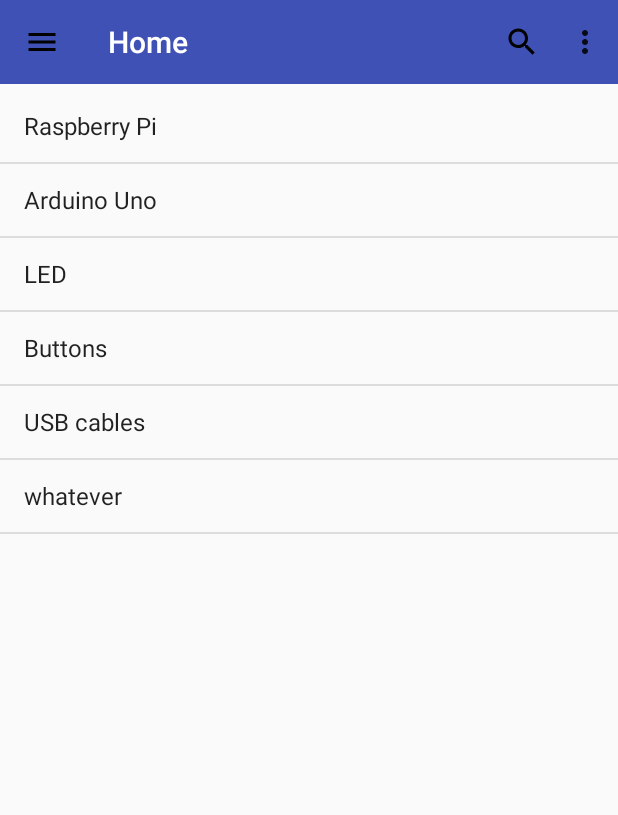
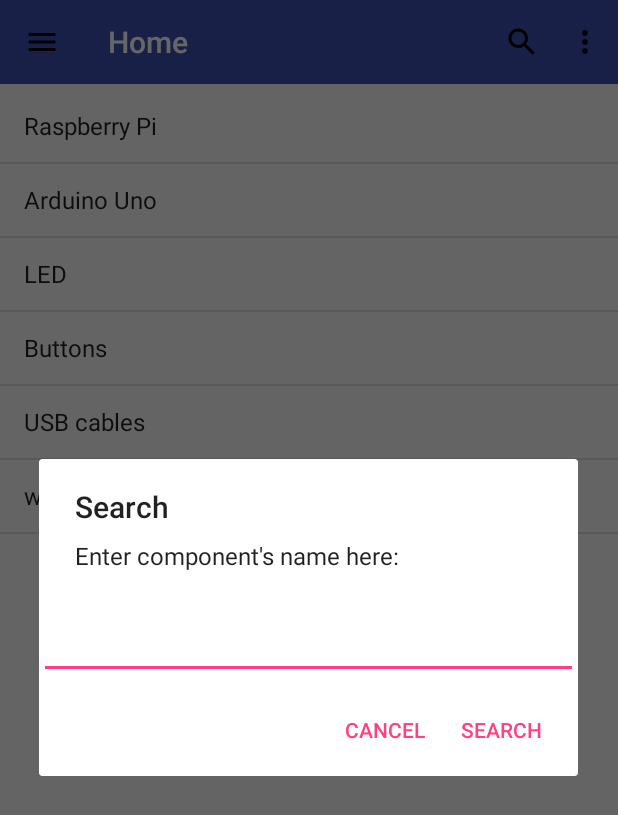
Before and after one commit to yxgoh5/RS-app, an Android app: the MainActivity screen opened directly, with no data from a screen before it, after a tap on "search", on a phone screen of 412 x 824 dp. Shown: the top 815 px of the screen. Run offline under Robolectric (Android 15) with nearby library versions, the light colour scheme and no system bars.

Commit message:
Added cart function and custom array adapter

```diff
--- a/app/src/main/AndroidManifest.xml
+++ b/app/src/main/AndroidManifest.xml
@@ -1,7 +1,6 @@
 <?xml version="1.0" encoding="utf-8"?>
 <manifest xmlns:android="http://schemas.android.com/apk/res/android"
     package="com.example.kokwei217.unmcrs">
-
 
     <application
         android:allowBackup="true"
@@ -16,6 +15,7 @@
             android:theme="@style/SplashTheme">
             <intent-filter>
                 <action android:name="android.intent.action.MAIN" />
+
                 <category android:name="android.intent.category.LAUNCHER" />
             </intent-filter>
         </activity>
@@ -26,6 +26,9 @@
         <activity
             android:name=".ItemImageActivity"
             android:parentActivityName=".MainActivity" />
+        <activity
+            android:name=".CartActivity"
+            android:parentActivityName=".MainActivity"/>
     </application>
 
 </manifest>
--- a/app/src/main/java/com/example/kokwei217/unmcrs/MainActivity.java
+++ b/app/src/main/java/com/example/kokwei217/unmcrs/MainActivity.java
@@ -1,20 +1,26 @@
 package com.example.kokwei217.unmcrs;
 
+import android.content.DialogInterface;
 import android.content.Intent;
 import android.support.annotation.NonNull;
 import android.support.design.widget.NavigationView;
 import android.support.v4.view.GravityCompat;
 import android.support.v4.widget.DrawerLayout;
 import android.support.v7.app.ActionBar;
+import android.support.v7.app.AlertDialog;
 import android.support.v7.app.AppCompatActivity;
 import android.os.Bundle;
 import android.support.v7.widget.Toolbar;
+import android.util.Log;
 import android.view.Menu;
 import android.view.MenuItem;
 import android.view.View;
 import android.widget.AdapterView;
 import android.widget.ArrayAdapter;
+import android.widget.EditText;
+import android.widget.LinearLayout;
 import android.widget.ListView;
+import android.widget.Spinner;
 import android.widget.Toast;
 
 import java.util.ArrayList;
@@ -88,8 +94,10 @@
             case R.id.nav_second:
                 Toast.makeText(MainActivity.this, "second", Toast.LENGTH_SHORT).show();
                  break;
-            case R.id.sub_first:
+            case R.id.nav_about:
                 Toast.makeText(MainActivity.this, "Made by ", Toast.LENGTH_SHORT).show();
+                break;
+            case R.id.nav_contact:
                 break;
             default:
                 break;
@@ -114,14 +122,48 @@
                 drawer.openDrawer(GravityCompat.START);
                 return true;
 
-            case R.id.menu_add:
-                Toast.makeText(MainActivity.this, "success", Toast.LENGTH_SHORT).show();
+            case R.id.menu_cart:
+                Intent cartIntent = new Intent(this, CartActivity.class);
+                startActivity(cartIntent);
                 return true;
             case R.id.menu_search:
-                Toast.makeText(MainActivity.this, "searching", Toast.LENGTH_SHORT).show();
+                setSearchMessage();
                 return true;
             default:
                 return super.onOptionsItemSelected(item);
         }
     }
+
+    public void setSearchMessage(){
+        AlertDialog.Builder alertDialog = new AlertDialog.Builder(this);
+        alertDialog.setTitle("Search");
+        alertDialog.setMessage("Enter component's name here:");
+        final EditText edittext = new EditText(this);
+
+        alertDialog.setView(edittext);
+
+        alertDialog.setNegativeButton("cancel", new DialogInterface.OnClickListener() {
+            @Override
+            public void onClick(DialogInterface dialog, int which) {
+                dialog.cancel();
+            }
+        });
+        alertDialog.setPositiveButton("search", new DialogInterface.OnClickListener() {
+            @Override
+            public void onClick(DialogInterface dialog, int which) {
+                Toast.makeText(MainActivity.this,"Searching for components", Toast.LENGTH_SHORT).show();
+            }
+        });
+//        LinearLayout layout = new LinearLayout(this);
+//        layout.setOrientation(LinearLayout.VERTICAL);
+//
+//        Spinner spinner = new Spinner(this);
+//        layout.addView(spinner);
+
+//        ArrayAdapter<CharSequence> arrayAdapter = ArrayAdapter.createFromResource(this, R.array.Items, android.R.layout.simple_list_item_1);
+//        spinner.setAdapter(arrayAdapter);
+
+//        alertDialog.setView(layout);
+        alertDialog.show();
+    }
 }
--- /dev/null
+++ b/app/src/main/res/drawable/ic_home_black_24dp.xml
@@ -0,0 +1,9 @@
+<vector xmlns:android="http://schemas.android.com/apk/res/android"
+        android:width="24dp"
+        android:height="24dp"
+        android:viewportWidth="24.0"
+        android:viewportHeight="24.0">
+    <path
+        android:fillColor="#FF000000"
+        android:pathData="M10,20v-6h4v6h5v-8h3L12,3 2,12h3v8z"/>
+</vector>
--- /dev/null
+++ b/app/src/main/res/drawable/ic_question_contact_black_24dp.xml
@@ -0,0 +1,9 @@
+<vector xmlns:android="http://schemas.android.com/apk/res/android"
+        android:width="24dp"
+        android:height="24dp"
+        android:viewportWidth="24.0"
+        android:viewportHeight="24.0">
+    <path
+        android:fillColor="#FF000000"
+        android:pathData="M21,6h-2v9L6,15v2c0,0.55 0.45,1 1,1h11l4,4L22,7c0,-0.55 -0.45,-1 -1,-1zM17,12L17,3c0,-0.55 -0.45,-1 -1,-1L3,2c-0.55,0 -1,0.45 -1,1v14l4,-4h10c0.55,0 1,-0.45 1,-1z"/>
+</vector>
--- a/app/src/main/res/layout/nav_header.xml
+++ b/app/src/main/res/layout/nav_header.xml
@@ -2,14 +2,14 @@
 <android.support.constraint.ConstraintLayout xmlns:android="http://schemas.android.com/apk/res/android"
     xmlns:app="http://schemas.android.com/apk/res-auto"
     android:layout_width="match_parent"
-    android:layout_height="200dp"
+    android:layout_height="170dp"
     android:background="#004A6F"
     android:theme="@style/ThemeOverlay.AppCompat.Dark">
 
     <ImageView
         android:id="@+id/navHeader_logo"
         android:layout_width="wrap_content"
-        android:layout_height="150dp"
+        android:layout_height="120dp"
         android:adjustViewBounds="true"
         android:scaleType="fitCenter"
         android:src="@drawable/rs_blue"
--- a/app/src/main/res/menu/drawer_view.xml
+++ b/app/src/main/res/menu/drawer_view.xml
@@ -4,21 +4,27 @@
     <group android:checkableBehavior="single">
         <item
             android:id="@+id/nav_first"
+            android:icon="@drawable/ic_home_black_24dp"
             android:title="Home" />
 
         <item
             android:id="@+id/nav_second"
-            android:title="second"/>
+            android:title="second" />
     </group>
 
-    <item android:title="Sub items">
-        <menu>
-            <group android:checkableBehavior="single">
-                <item
-                    android:id="@+id/sub_first"
-                    android:icon="@drawable/ic_info_black_24dp"
-                    android:title="About"/>
-            </group>
-        </menu>
-    </item>
+
+    <group
+        android:id="@+id/nav_divider"
+        android:checkableBehavior="single">
+        <item
+            android:id="@+id/nav_about"
+            android:icon="@drawable/ic_info_black_24dp"
+            android:title="About" />
+        <item
+            android:id="@+id/nav_contact"
+            android:icon="@drawable/ic_question_contact_black_24dp"
+            android:title="Contact Us" />
+    </group>
+
+
 </menu>
--- a/app/src/main/res/menu/menu_main.xml
+++ b/app/src/main/res/menu/menu_main.xml
@@ -1,9 +1,9 @@
 <menu xmlns:android="http://schemas.android.com/apk/res/android"
     xmlns:app="http://schemas.android.com/apk/res-auto">
     <item
-        android:id="@+id/menu_add"
+        android:id="@+id/menu_cart"
         android:orderInCategory="2"
-        android:title="Add to cart"
+        android:title="Cart"
         app:showAsAction="never">
 
     </item>
```
Also changed, not shown: app/src/main/java/com/example/kokwei217/unmcrs/CartActivity.java (added, +43 -0 lines), app/src/main/java/com/example/kokwei217/unmcrs/ItemImageActivity.java (+31 -7 lines), app/src/main/res/layout/activity_cart.xml (added, +24 -0 lines), app/src/main/res/layout/activity_sign_up.xml (+6 -4 lines).
